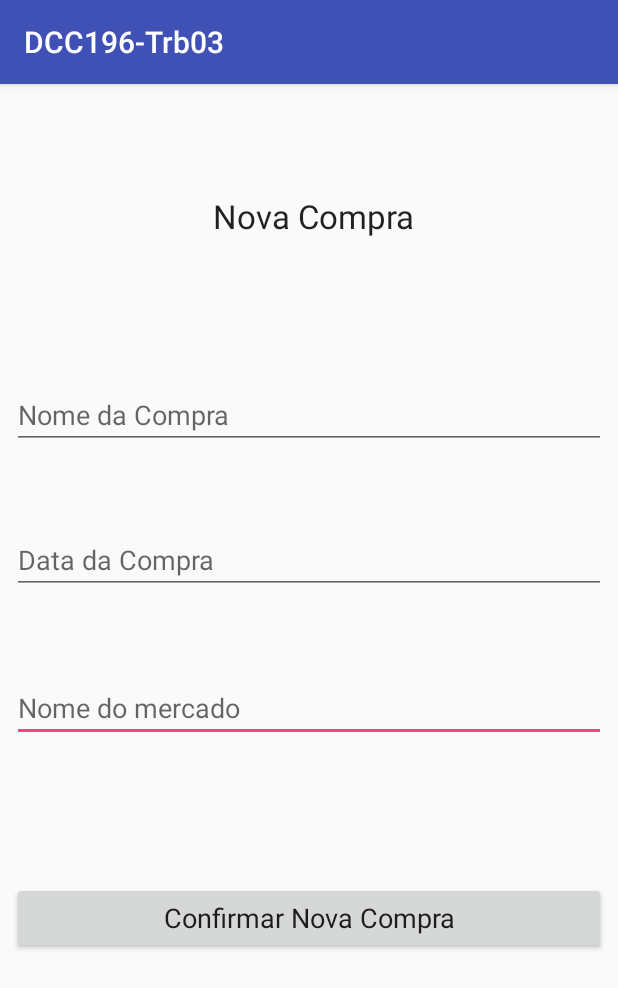
After one commit to ufjf-dcc196/dcc196-2018-3-trb3-gabriel-martins-e-mateus-goncalo, an Android app: the CadastrarCompraActivity screen opened directly, with no data from a screen before it, on a phone screen of 412 x 824 dp. The commit adds this screen. Shown: the top 988 px of the screen. Run offline under Robolectric (Android 15) with nearby library versions, the light colour scheme and no system bars.

Commit message:
Cria o CadastrarCompraActivity

```diff
--- a/app/src/main/AndroidManifest.xml
+++ b/app/src/main/AndroidManifest.xml
@@ -22,7 +22,8 @@
         <activity android:name=".CadastrarItemActivity" />
         <activity android:name=".ComprasActivity" />
         <activity android:name=".EditarListaActivity" />
-        <activity android:name=".VisualizarItemActivity"></activity>
+        <activity android:name=".VisualizarItemActivity" />
+        <activity android:name=".CadastrarCompraActivity"></activity>
     </application>
 
 </manifest>
--- /dev/null
+++ b/app/src/main/java/com/ufjf/dcc196/dcc196_trb03/CadastrarCompraActivity.java
@@ -0,0 +1,35 @@
+package com.ufjf.dcc196.dcc196_trb03;
+
+import android.app.Activity;
+import android.support.v7.app.AppCompatActivity;
+import android.os.Bundle;
+import android.view.View;
+import android.widget.Button;
+import android.widget.EditText;
+
+public class CadastrarCompraActivity extends AppCompatActivity {
+
+    private Button btnConfNovaCompra;
+    private EditText etxtNomeCompra;
+    private EditText etxtDataCompra;
+    private EditText etxtNomeMercadoCompra;
+
+    @Override
+    protected void onCreate(Bundle savedInstanceState) {
+        super.onCreate(savedInstanceState);
+        setContentView(R.layout.activity_cadastrar_compra);
+
+        btnConfNovaCompra = (Button) findViewById(R.id.btn_ConfNovaCompra);
+        etxtNomeCompra = (EditText) findViewById(R.id.etxt_NomeCompra);
+        etxtDataCompra = (EditText) findViewById(R.id.etxt_DataCompra);
+        etxtNomeMercadoCompra = (EditText) findViewById(R.id.etxt_NomeMercadoCompra);
+
+        btnConfNovaCompra.setOnClickListener(new View.OnClickListener() {
+            @Override
+            public void onClick(View v) {
+                setResult(Activity.RESULT_OK);
+                finish();
+            }
+        });
+    }
+}
--- a/app/src/main/java/com/ufjf/dcc196/dcc196_trb03/ComprasActivity.java
+++ b/app/src/main/java/com/ufjf/dcc196/dcc196_trb03/ComprasActivity.java
@@ -1,14 +1,20 @@
 package com.ufjf.dcc196.dcc196_trb03;
 
+import android.content.Intent;
 import android.support.v7.app.AppCompatActivity;
 import android.os.Bundle;
 import android.support.v7.widget.RecyclerView;
+import android.view.View;
+import android.widget.Button;
 
 public class ComprasActivity extends AppCompatActivity {
+
+    private static final int REQUEST_CADCOMPRA = 1;
 
     private RecyclerView rvCompras;
     private ListaAdapter adapter;
     private ListaDbHelper dbHelper;
+    private Button btnCadCompras;
 
     @Override
     protected void onCreate(Bundle savedInstanceState) {
@@ -16,5 +22,14 @@
         setContentView(R.layout.activity_compras);
 
         rvCompras = (RecyclerView) findViewById(R.id.rv_compras);
+        btnCadCompras = (Button) findViewById(R.id.btn_CadCompra);
+
+        btnCadCompras.setOnClickListener(new View.OnClickListener() {
+            @Override
+            public void onClick(View v) {
+                Intent intent = new Intent(ComprasActivity.this, CadastrarCompraActivity.class);
+                startActivityForResult(intent, ComprasActivity.REQUEST_CADCOMPRA);
+            }
+        });
     }
 }
--- /dev/null
+++ b/app/src/main/res/layout/activity_cadastrar_compra.xml
@@ -0,0 +1,103 @@
+<?xml version="1.0" encoding="utf-8"?>
+<android.support.constraint.ConstraintLayout xmlns:android="http://schemas.android.com/apk/res/android"
+    xmlns:app="http://schemas.android.com/apk/res-auto"
+    xmlns:tools="http://schemas.android.com/tools"
+    android:layout_width="match_parent"
+    android:layout_height="match_parent"
+    tools:context=".CadastrarCompraActivity">
+
+    <TextView
+        android:id="@+id/textView7"
+        android:layout_width="wrap_content"
+        android:layout_height="wrap_content"
+        android:text="Nova Compra"
+        android:textAppearance="@android:style/TextAppearance.Holo.Large"
+        app:layout_constraintBottom_toBottomOf="parent"
+        app:layout_constraintHorizontal_bias="0.511"
+        app:layout_constraintLeft_toLeftOf="parent"
+        app:layout_constraintRight_toRightOf="parent"
+        app:layout_constraintTop_toTopOf="parent"
+        app:layout_constraintVertical_bias="0.099" />
+
+    <EditText
+        android:id="@+id/etxt_NomeMercadoCompra"
+        android:layout_width="0dp"
+        android:layout_height="wrap_content"
+        android:layout_marginBottom="8dp"
+        android:layout_marginEnd="8dp"
+        android:layout_marginLeft="8dp"
+        android:layout_marginRight="8dp"
+        android:layout_marginStart="8dp"
+        android:layout_marginTop="8dp"
+        android:contentDescription="@string/hint_DataLista"
+        android:ems="10"
+        android:hint="@string/hint_NomeMercado"
+        android:inputType="textPersonName|datetime"
+        app:layout_constraintBottom_toBottomOf="parent"
+        app:layout_constraintEnd_toEndOf="parent"
+        app:layout_constraintHorizontal_bias="0.0"
+        app:layout_constraintStart_toStartOf="parent"
+        app:layout_constraintTop_toTopOf="parent"
+        app:layout_constraintVertical_bias="0.545" />
+
+    <EditText
+        android:id="@+id/etxt_DataCompra"
+        android:layout_width="0dp"
+        android:layout_height="wrap_content"
+        android:layout_marginBottom="8dp"
+        android:layout_marginEnd="8dp"
+        android:layout_marginLeft="8dp"
+        android:layout_marginRight="8dp"
+        android:layout_marginStart="8dp"
+        android:layout_marginTop="8dp"
+        android:contentDescription="@string/hint_DataLista"
+        android:ems="10"
+        android:hint="@string/hint_DataCompra"
+        android:inputType="datetime"
+        app:layout_constraintBottom_toBottomOf="parent"
+        app:layout_constraintEnd_toEndOf="parent"
+        app:layout_constraintHorizontal_bias="0.0"
+        app:layout_constraintStart_toStartOf="parent"
+        app:layout_constraintTop_toTopOf="parent"
+        app:layout_constraintVertical_bias="0.406" />
+
+    <EditText
+        android:id="@+id/etxt_NomeCompra"
+        android:layout_width="0dp"
+        android:layout_height="wrap_content"
+        android:layout_marginBottom="8dp"
+        android:layout_marginEnd="8dp"
+        android:layout_marginLeft="8dp"
+        android:layout_marginRight="8dp"
+        android:layout_marginStart="8dp"
+        android:layout_marginTop="8dp"
+        android:contentDescription="@string/hint_NomeLista"
+        android:ems="10"
+        android:hint="@string/hint_NomeCompra"
+        android:inputType="textPersonName"
+        app:layout_constraintBottom_toBottomOf="parent"
+        app:layout_constraintEnd_toEndOf="parent"
+        app:layout_constraintHorizontal_bias="0.0"
+        app:layout_constraintStart_toStartOf="parent"
+        app:layout_constraintTop_toTopOf="parent"
+        app:layout_constraintVertical_bias="0.269" />
+
+    <Button
+        android:id="@+id/btn_ConfNovaCompra"
+        android:layout_width="0dp"
+        android:layout_height="wrap_content"
+        android:layout_marginBottom="8dp"
+        android:layout_marginEnd="8dp"
+        android:layout_marginLeft="8dp"
+        android:layout_marginRight="8dp"
+        android:layout_marginStart="8dp"
+        android:layout_marginTop="8dp"
+        android:text="Confirmar Nova Compra"
+        android:textAppearance="@android:style/TextAppearance.Holo.Medium"
+        app:layout_constraintBottom_toBottomOf="parent"
+        app:layout_constraintEnd_toEndOf="parent"
+        app:layout_constraintHorizontal_bias="0.0"
+        app:layout_constraintStart_toStartOf="parent"
+        app:layout_constraintTop_toTopOf="parent"
+        app:layout_constraintVertical_bias="0.744" />
+</android.support.constraint.ConstraintLayout>
--- a/app/src/main/res/values/strings.xml
+++ b/app/src/main/res/values/strings.xml
@@ -6,4 +6,6 @@
     <string name="hint_DataLista">Data da lista</string>
     <string name="hint_NomeMercado">Nome do mercado</string>
     <string name="hint_ValorItem">Opcional (Valor do item)</string>
+    <string name="hint_NomeCompra">Nome da Compra</string>
+    <string name="hint_DataCompra" >Data da Compra</string>
 </resources>
```
